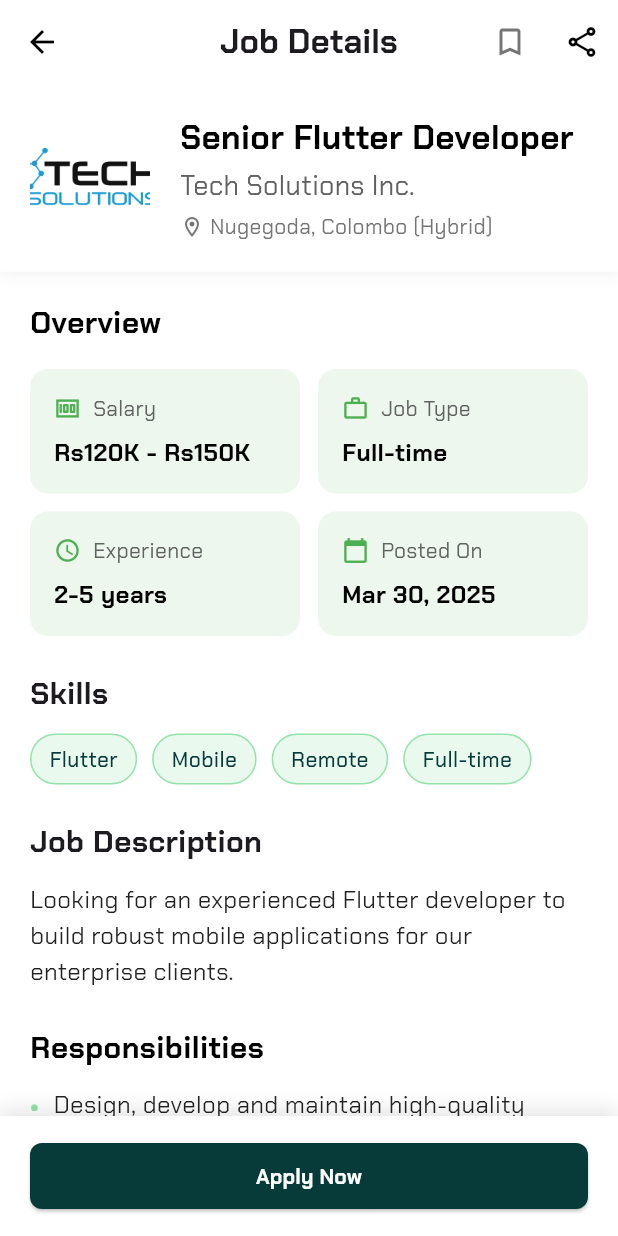
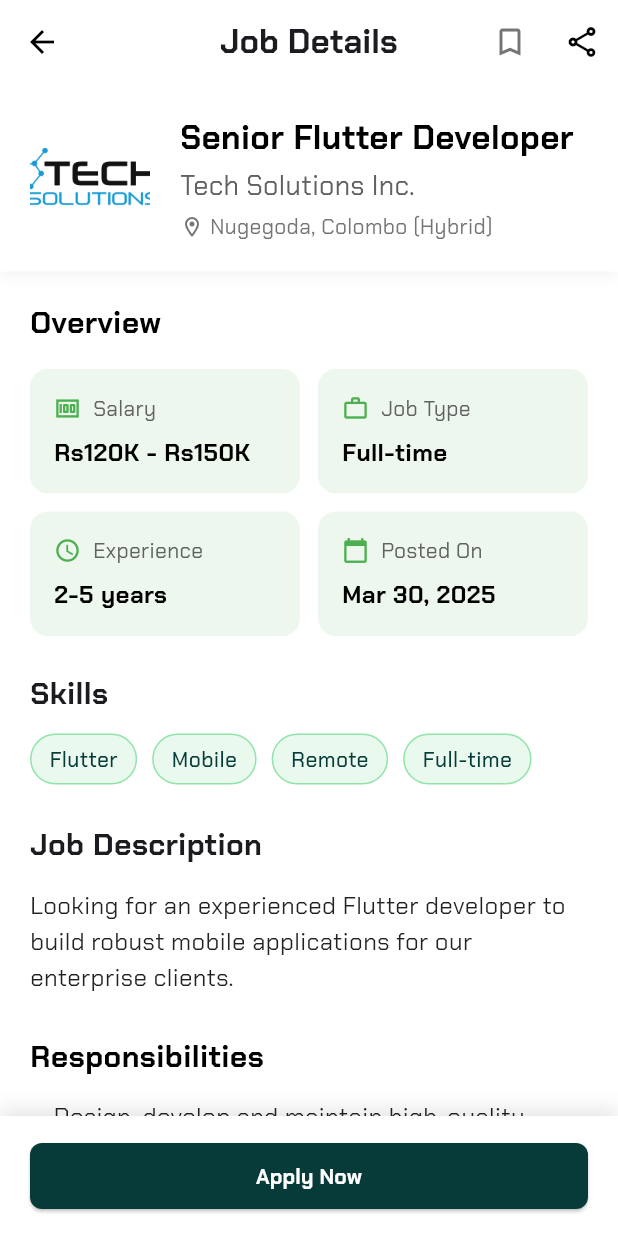
Before and after one commit to dulaj03/PUSL2023_MAD-TechLinkApp, a Flutter app: the JobDetailsPage screen opened directly with sample values from the repository, on a phone screen of 412 x 824 dp. Run offline on Flutter 3.47's test engine with Material 3 defaults, Android fonts, the phone set to English and light mode, and no system bars; our stand-ins replace animated_bottom_navigation_bar, firebase_auth, firebase_core, google_fonts, image_picker, smooth_page_indicator and 1 more; missing offline and left inert: flutter_stripe; accounts and stored records are empty; statements that could not run were skipped.

Commit message:
Updating the Job portal due to the structural issues

```diff
--- a/tech_link/lib/screens/job_search/job_details_page.dart
+++ b/tech_link/lib/screens/job_search/job_details_page.dart
@@ -68,7 +68,7 @@ class _JobDetailsPageState extends State<JobDetailsPage> {
               _isSaved ? Icons.bookmark : Icons.bookmark_border,
               color:
                   _isSaved
-                      ? const Color.fromARGB(256, 148, 226, 166)
+                      ? const Color.fromARGB(255, 145, 228, 162)
                       : Colors.grey[600],
             ),
             onPressed: _toggleSave,
@@ -303,7 +303,7 @@ class _JobDetailsPageState extends State<JobDetailsPage> {
                               )
                               .toList(),
                     ),
-                    const SizedBox(height: 24),
+                    const SizedBox(height: 26),
                   ],
 
                   // Description section
@@ -315,7 +315,7 @@ class _JobDetailsPageState extends State<JobDetailsPage> {
                       color: Colors.darkgray,
                     ),
                   ),
-                  const SizedBox(height: 12),
+                  const SizedBox(height: 14),
                   Text(
                     widget.job.description,
                     style: GoogleFonts.chakraPetch(
@@ -325,7 +325,7 @@ class _JobDetailsPageState extends State<JobDetailsPage> {
                     ),
                   ),
 
-                  const SizedBox(height: 24),
+                  const SizedBox(height: 26),
 
                   // Responsibilities section
                   Text(
@@ -336,7 +336,7 @@ class _JobDetailsPageState extends State<JobDetailsPage> {
                       color: Colors.black,
                     ),
                   ),
-                  const SizedBox(height: 12),
+                  const SizedBox(height: 14),
                   _buildBulletPoint(
                     'Design, develop and maintain high-quality mobile applications',
                   ),
@@ -353,7 +353,7 @@ class _JobDetailsPageState extends State<JobDetailsPage> {
                     'Help maintain code quality, organization, and automatization',
                   ),
 
-                  const SizedBox(height: 24),
+                  const SizedBox(height: 26),
 
                   // Requirements section
                   Text(
@@ -381,7 +381,7 @@ class _JobDetailsPageState extends State<JobDetailsPage> {
                     'Solid understanding of the full mobile development life cycle',
                   ),
 
-                  const SizedBox(height: 24),
+                  const SizedBox(height: 26),
 
                   // Benefits section
                   Text(
@@ -405,7 +405,7 @@ class _JobDetailsPageState extends State<JobDetailsPage> {
                   ),
                   _buildBulletPoint('Modern office with great amenities'),
 
-                  const SizedBox(height: 40),
+                  const SizedBox(height: 42),
 
                   // Company section
                   Text(
@@ -426,7 +426,7 @@ class _JobDetailsPageState extends State<JobDetailsPage> {
                     ),
                   ),
 
-                  const SizedBox(height: 30),
+                  const SizedBox(height: 32),
                 ],
               ),
             ),
@@ -518,7 +518,7 @@ class _JobDetailsPageState extends State<JobDetailsPage> {
 
   Widget _buildBulletPoint(String text) {
     return Padding(
-      padding: const EdgeInsets.only(bottom: 10),
+      padding: const EdgeInsets.only(bottom: 12),
       child: Row(
         crossAxisAlignment: CrossAxisAlignment.start,
         children: [
@@ -526,7 +526,7 @@ class _JobDetailsPageState extends State<JobDetailsPage> {
             '•',
             style: GoogleFonts.chakraPetch(
               fontSize: 18,
-              color: const Color.fromARGB(255, 146, 227, 169),
+              color: const Color.fromARGB(255, 145, 228, 162),
               fontWeight: FontWeight.bold,
             ),
           ),
--- a/tech_link/lib/screens/job_search/job_search_page.dart
+++ b/tech_link/lib/screens/job_search/job_search_page.dart
@@ -66,7 +66,7 @@ class _SearchPageState extends State<SearchPage> {
   Widget build(BuildContext context) {
     return SafeArea(
       child: Scaffold(
-        backgroundColor: const Color.fromARGB(256, 246, 246, 246),
+        backgroundColor: const Color.fromARGB(255, 145, 228, 162),
         body: Column(
           children: [
             // Search header with profile picture
@@ -80,7 +80,7 @@ class _SearchPageState extends State<SearchPage> {
                     child: Container(
                       height: 48,
                       decoration: BoxDecoration(
-                        color: const Color.fromARGB(256, 246, 246, 246),
+                        color: const Color.fromARGB(255, 145, 228, 162),
                         borderRadius: BorderRadius.circular(12),
                       ),
                       child: TextField(
```
